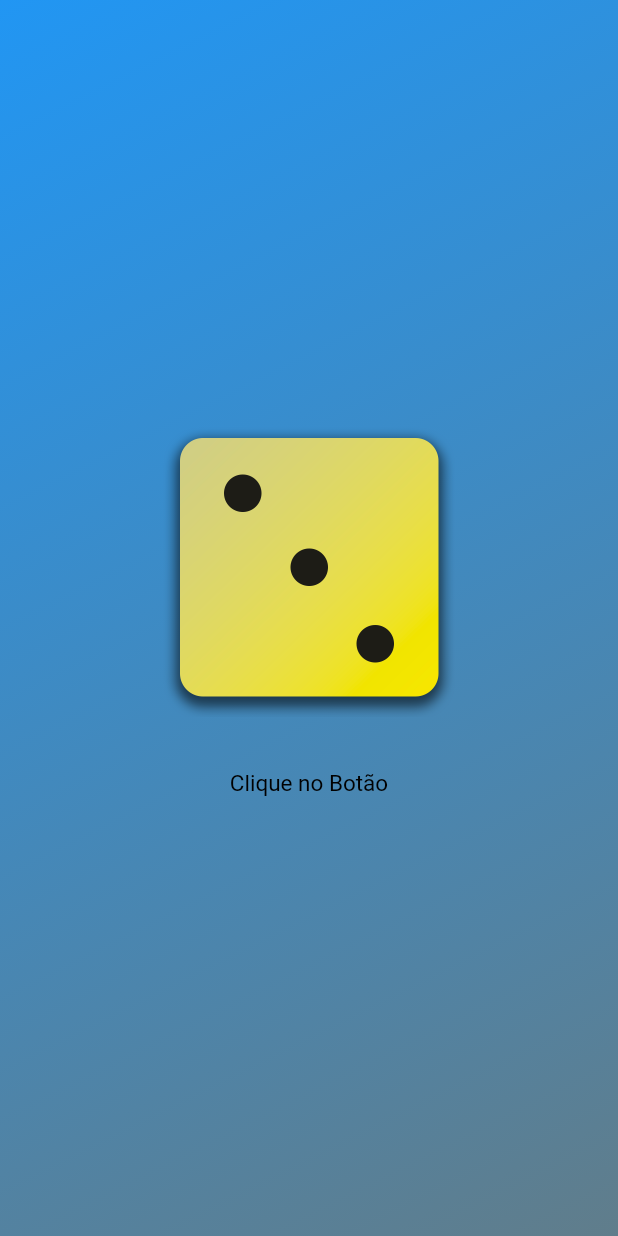
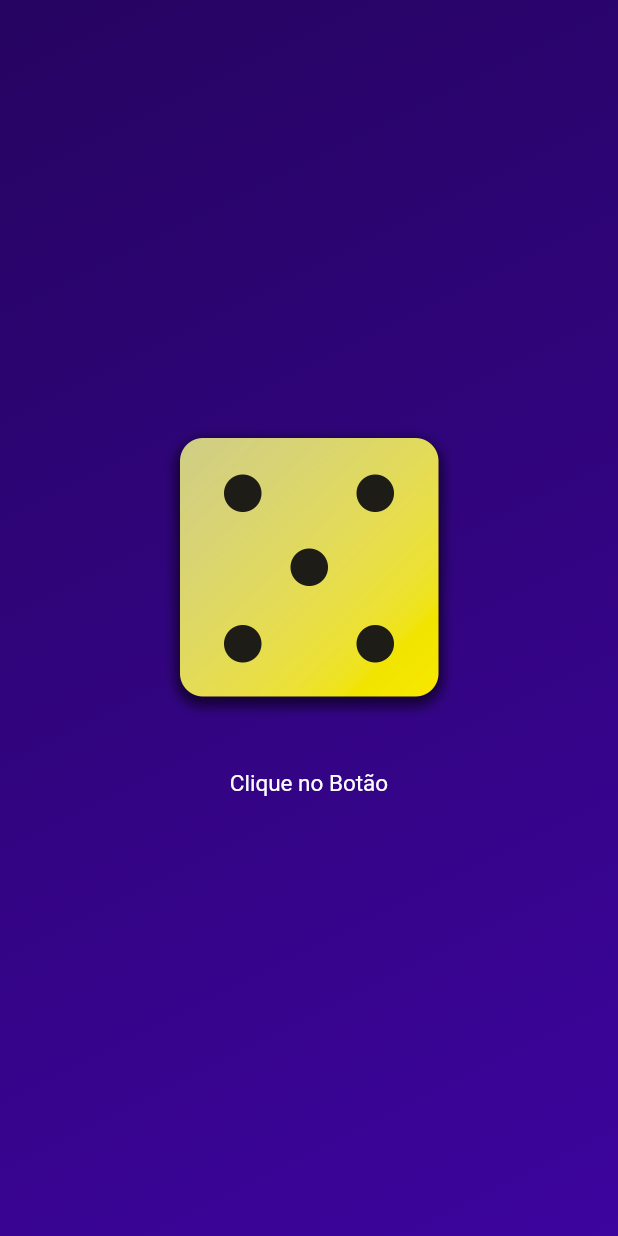
Before and after one commit to JoseErildo/RollTheDice, a Flutter app: the screen it shows after launch, after a tap on "Clique no Botão", on a phone screen of 412 x 824 dp. Run offline on Flutter 3.47's test engine with Material 3 defaults, Android fonts, the phone set to English and light mode, and no system bars.

Commit message:
adicionando função de girar dados

```diff
--- a/lib/dice_roller.dart
+++ b/lib/dice_roller.dart
@@ -1,4 +1,7 @@
 import 'package:flutter/material.dart';
+import 'dart:math';
+
+var randomizer = Random();
 
 class DiceRoller extends StatefulWidget{
 
@@ -10,11 +13,12 @@ class DiceRoller extends StatefulWidget{
 
 class _DiceRollerState extends State<DiceRoller>{
 
-  var activeDiceImage = "assets/images/dice-1.png";
+  var diceRoll = randomizer.nextInt(6) + 1;
 
   void rollDice(){
     setState( () {
-      this.activeDiceImage = "assets/images/dice-3.png";
+      diceRoll = Random().nextInt(6) + 1;
+      print("assets/images/dice-$diceRoll.png");
     });
   }
 
@@ -23,13 +27,13 @@ class _DiceRollerState extends State<DiceRoller>{
     return Column(
               mainAxisSize: MainAxisSize.min,
               children: [
-                Image.asset(activeDiceImage,
+                Image.asset("assets/images/dice-$diceRoll.png",
                 width: 200),
                 SizedBox(height: 20),
                 TextButton(onPressed: rollDice,
                 style: TextButton.styleFrom(
                   padding: EdgeInsets.only(top: 0),
-                  foregroundColor: Color.fromARGB(255, 0, 0, 0),
+                  foregroundColor: Color.fromARGB(255, 255, 255, 255),
                   textStyle: TextStyle( fontSize: 15)
                   ),
                 child: Text("Clique no Botão")
--- a/lib/main.dart
+++ b/lib/main.dart
@@ -5,7 +5,7 @@ void main() {
   runApp(
     MaterialApp(
       home: Scaffold(
-        body: GradientConteiner(Colors.blue, Colors.blueGrey),
+        body: GradientConteiner(Color.fromARGB(255, 38, 4, 97), Color.fromARGB(255, 61, 4, 158)),
         ),
       ),
     );
```
